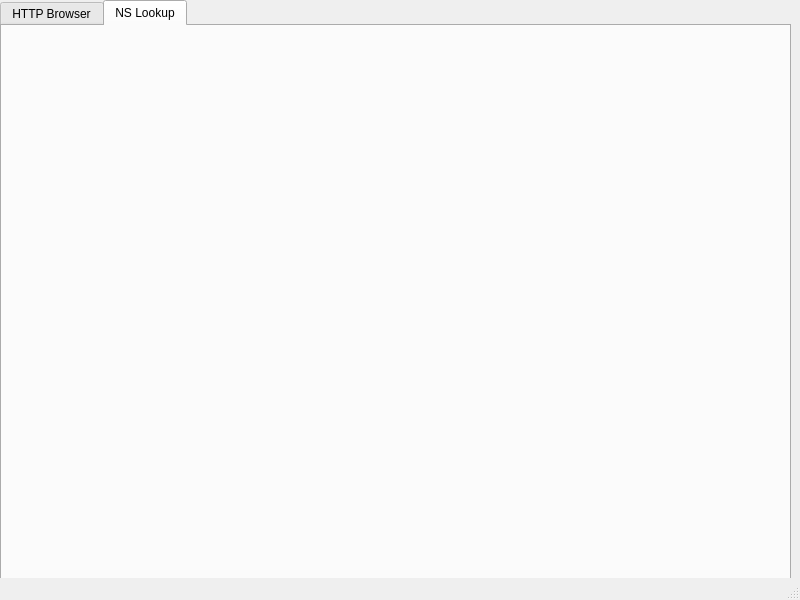
Above: Interface.ui from pel19072/Telecom-Proyecto2 before the change. Below: the same form after it.
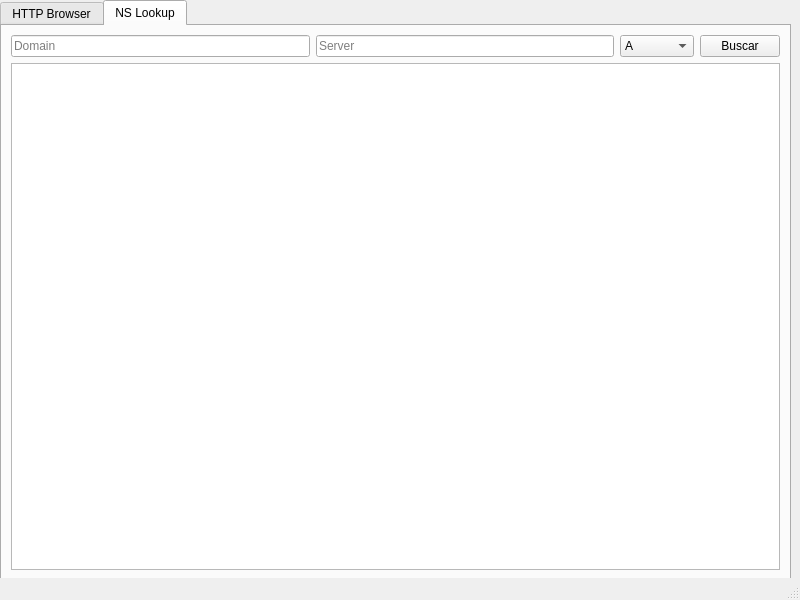
That is the form after the change. The open tabs and pages were chosen to show the change.

Commit message: Union. Ya funciona. Mejorar la GUI?

The edit to the form file:
```diff
--- a/Interface.ui
+++ b/Interface.ui
@@ -58,6 +58,59 @@
      <attribute name="title">
       <string>NS Lookup</string>
      </attribute>
+     <layout class="QVBoxLayout" name="verticalLayout_4">
+      <item>
+       <layout class="QVBoxLayout" name="verticalLayout_3">
+        <item>
+         <layout class="QHBoxLayout" name="horizontalLayout_2">
+          <item>
+           <widget class="QLineEdit" name="lineEdit_2">
+            <property name="placeholderText">
+             <string>Domain</string>
+            </property>
+           </widget>
+          </item>
+          <item>
+           <widget class="QLineEdit" name="lineEdit_3">
+            <property name="placeholderText">
+             <string>Server</string>
+            </property>
+           </widget>
+          </item>
+          <item>
+           <widget class="QComboBox" name="comboBox">
+            <item>
+             <property name="text">
+              <string>A</string>
+             </property>
+            </item>
+            <item>
+             <property name="text">
+              <string>NS</string>
+             </property>
+            </item>
+            <item>
+             <property name="text">
+              <string>CNAME</string>
+             </property>
+            </item>
+           </widget>
+          </item>
+          <item>
+           <widget class="QPushButton" name="pushButton_2">
+            <property name="text">
+             <string>Buscar</string>
+            </property>
+           </widget>
+          </item>
+         </layout>
+        </item>
+        <item>
+         <widget class="QTextEdit" name="textEdit_2"/>
+        </item>
+       </layout>
+      </item>
+     </layout>
     </widget>
    </widget>
   </widget>
```
Left out of the diff: 4 changed lines with no effect on the pictures. The commit also changes 2 other files.
